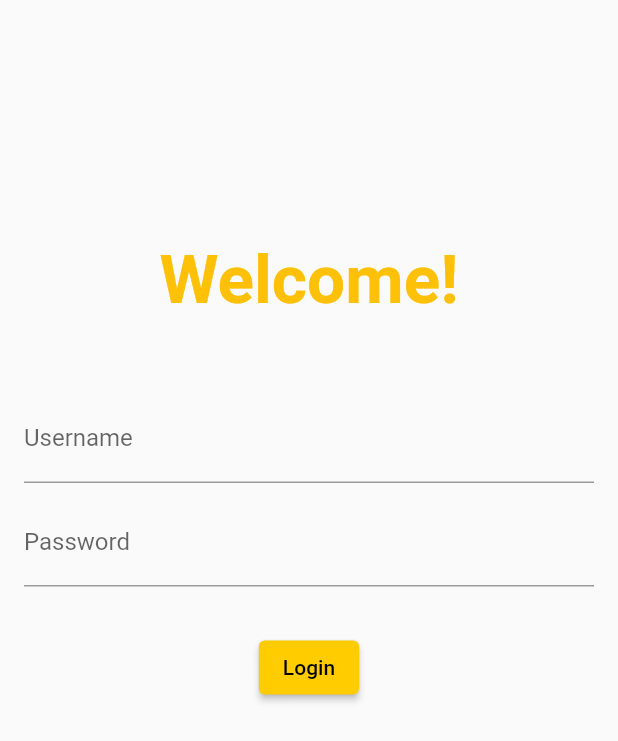
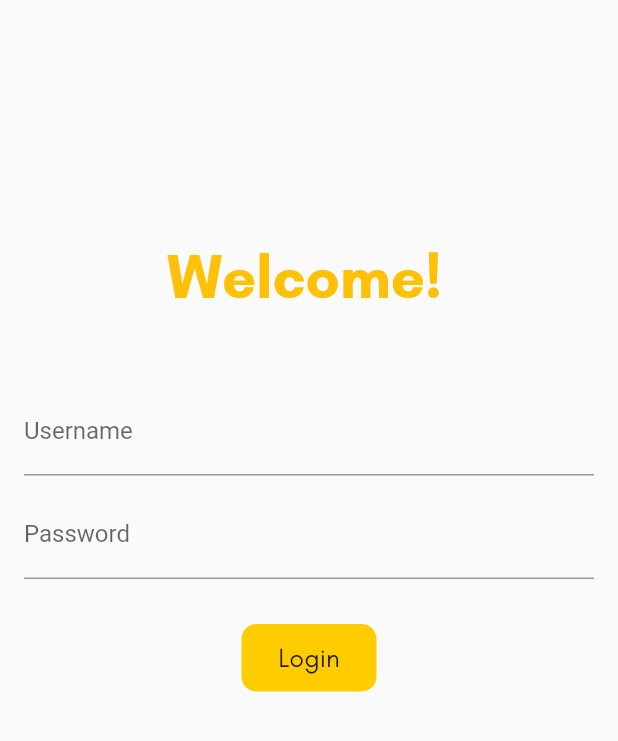
Before and after one commit to Shivam25092001/SCAVE, a Flutter app: the screen it shows after launch, on a phone screen of 412 x 824 dp. Shown: the top 741 px of the screen. Run offline on Flutter 3.47's test engine with Material 2 defaults, Android fonts, the phone set to English and light mode, and no system bars; our stand-ins replace google_fonts, velocity_x.

Commit message:
Added animation to login button

```diff
--- a/lib/pages/login_page.dart
+++ b/lib/pages/login_page.dart
@@ -1,10 +1,19 @@
+import 'package:flutter/cupertino.dart';
 import 'package:flutter/material.dart';
 import 'package:flutter_app/Utils/Routes.dart';
 import 'package:flutter_app/Utils/Routes.dart';
 
+class Login extends StatefulWidget {
+  @override
+  _LoginState createState() => _LoginState();
+}
 
-class Login extends StatelessWidget {
-  @override
+class _LoginState extends State<Login> {
+
+  String username = "";
+  bool pressButton = false;
+
+  @override//
   Widget build(BuildContext context) {
     return Material(
       child: SingleChildScrollView(
@@ -13,13 +22,18 @@
             SizedBox(
               height: 160,
             ),
-            Center(
-              child: Text("Welcome!",
-                      style: TextStyle(
-                                        fontSize: 45,
-                                        color: Colors.amber,
-                                        fontWeight: FontWeight.bold,
-                      ),
+            Padding(
+              padding: const EdgeInsets.fromLTRB(20.0,0.0,16.0,0.0),
+              child: Center(
+                child: Text("Welcome! $username",
+                        style: TextStyle(
+                                          fontSize: 40,
+                                          color: Colors.amber,
+                                          fontWeight: FontWeight.bold,
+                                          fontFamily: 'GlacialIndifference'
+                        ),
+
+                ),
               ),
             ),
             SizedBox(
@@ -34,6 +48,10 @@
                       hintText: "Enter username",
                       labelText: "Username",
                     ),
+                    onChanged: (str) {
+                      username=str;
+                      //to change the welcome text as per username
+                    },
                   ),
                   SizedBox(
                     height: 10,
@@ -43,7 +61,8 @@
                       decoration: InputDecoration(
                         hintText: "Enter password",
                         labelText: "Password",
-                      )
+                      ),
+
                   ),
                 ],
               ),
@@ -51,16 +70,40 @@
             SizedBox(
               height: 30,
             ),
-            ElevatedButton(
-                onPressed: (){
-                  Navigator.pushNamed(context, MyRoutes.homeRoute);
+
+            //ElevatedButton(
+             //   onPressed: (){
+             //     Navigator.pushNamed(context, MyRoutes.homeRoute);
+             //   },
+             //   child: Text("Login",
+             //   style: TextStyle(color: Colors.black),
+             //   ),
+             //   style: TextButton.styleFrom(backgroundColor: const Color(0xffFFCC00)),
+             // )
+            InkWell(
+                onTap: (){
+                  //Navigator.pushNamed(context, MyRoutes.homeRoute);
+                  setState(() {
+                    pressButton = true;
+                  });
+
                 },
-                child: Text("Login",
-                style: TextStyle(color: Colors.black),
+              child: AnimatedContainer(
+                duration: Duration(seconds: 1),
+                 child: Text("Login", style: TextStyle(fontFamily: 'GlacialIndifference',fontSize: 18),),
+                  height: 45,
+                  width: pressButton ? 45 : 90,
+                  alignment: Alignment.center,
+                decoration: BoxDecoration(
+                  color: const Color(0xffFFCC00),
+                  borderRadius: BorderRadius.circular(pressButton ? 45 : 10),
+                  //shape: pressButton?BoxShape.circle:BoxShape.rectangle,
+
                 ),
-                style: TextButton.styleFrom(backgroundColor: const Color(0xffFFCC00)),
-            )
-          ]
+          ),
+            ),
+
+        ]
         ),
       ),
     );
```
Also changed, not shown: Assets/Fonts/glacial-indifference/SIL Open Font License.txt (added, +41 -0 lines), lib/pages/home.dart (+14 -9 lines), pubspec.yaml (+16 -2 lines), Assets/Fonts/glacial-indifference/GlacialIndifference-Bold.otf (added), Assets/Fonts/glacial-indifference/GlacialIndifference-Italic.otf (added), Assets/Fonts/glacial-indifference/GlacialIndifference-Regular.otf (added), pubspec.lock.
